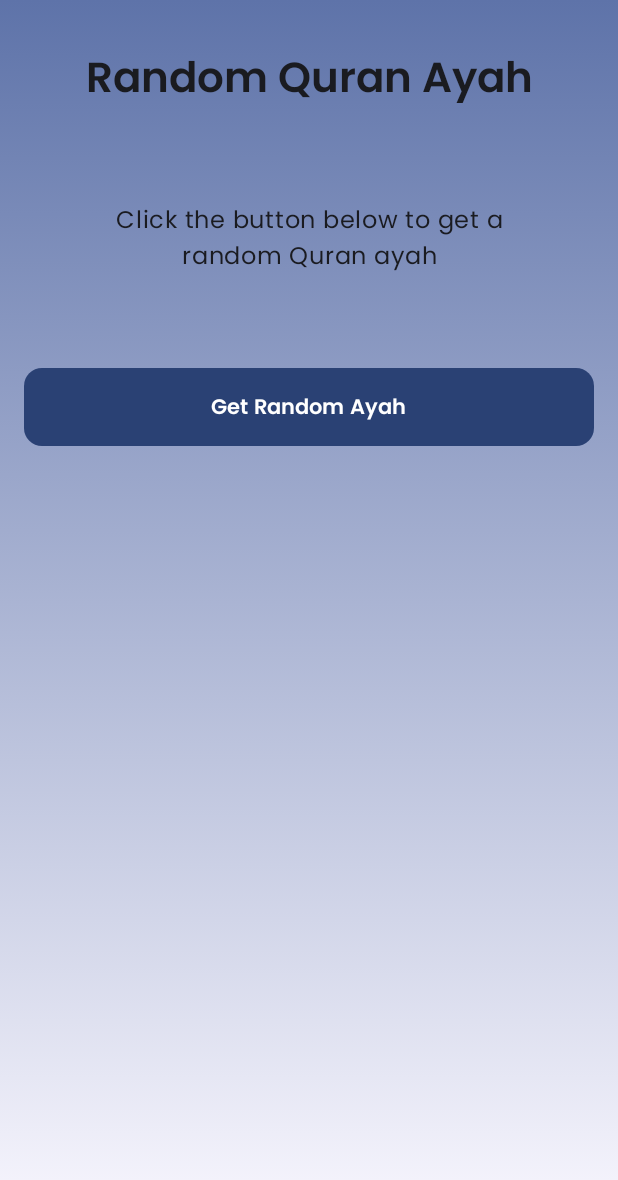
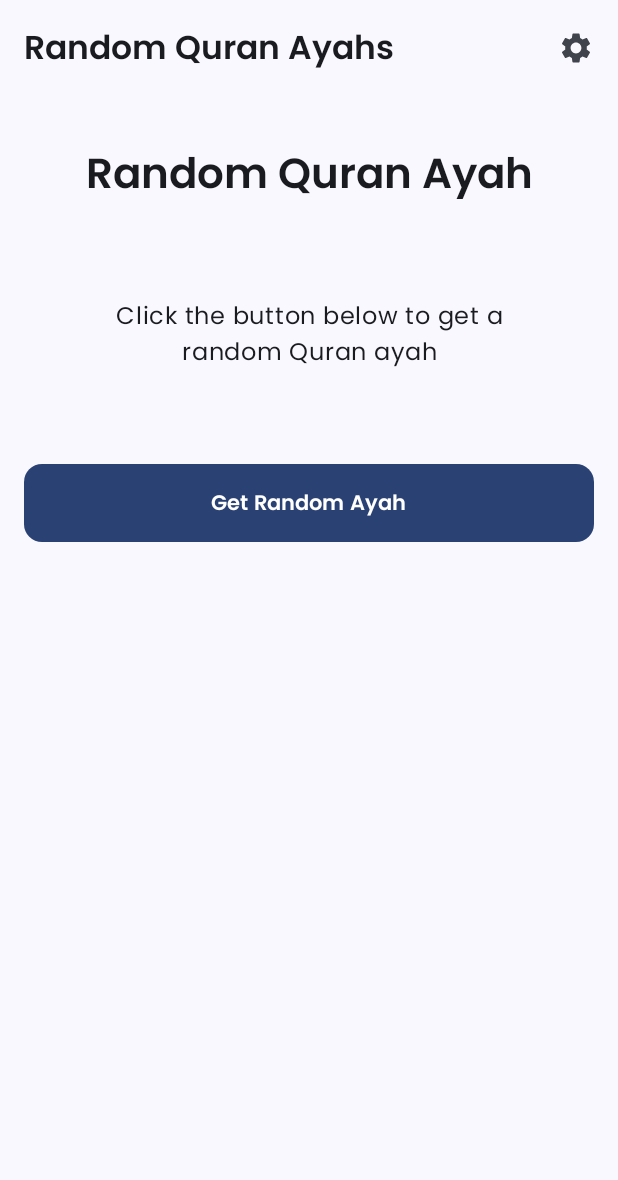
Before and after one commit to toufiqism/RandomQuranAyahs, an Android app built with Jetpack Compose: the composable QuranScreen shown on its own in the app's theme, on a phone screen of 412 x 824 dp. Shown: the top 1180 px of the screen. Run offline under Robolectric (Android 15) with nearby library versions, the phone set to English and light mode, and no system bars; our stand-ins replace Dagger/Hilt's generated code; 2 statements that could not run were skipped.

Commit message:
feat: Implement background notifications and settings navigation
This commit introduces background notifications for random Quran ayahs and adds a basic navigation structure for future settings.

Changes include:

- **`RandomQuranAyahsApp.kt`**: Configures WorkManager with HiltWorkerFactory for dependency injection in background tasks.
- **`libs.versions.toml`**: Updates dependencies, including WorkManager, Hilt for WorkManager, and DataStore Preferences.
- **`MainActivity.kt`**: Requests POST_NOTIFICATIONS permission (for Android 13+) and schedules notifications. Implements basic navigation using `rememberNavController` and a `NavGraph`.
- **`QuranScreen.kt`**: Adds a settings icon to the TopAppBar and a click listener to navigate to the settings screen (though the settings screen is not yet fully implemented in this diff). Removes the background gradient and sets the background color directly.
- **`AndroidManifest.xml`**: Adds permissions for POST_NOTIFICATIONS and RECEIVE_BOOT_COMPLETED. Registers a `BootReceiver` to reschedule notifications after a device reboot. Disables the default WorkManager initializer to use the Hilt-based one.

```diff
--- a/RandomQuranAyahs/app/src/main/java/com/toufiq/randomquranayahs/ui/screen/QuranScreen.kt
+++ b/RandomQuranAyahs/app/src/main/java/com/toufiq/randomquranayahs/ui/screen/QuranScreen.kt
@@ -7,6 +7,8 @@ import androidx.compose.foundation.layout.*
 import androidx.compose.foundation.rememberScrollState
 import androidx.compose.foundation.shape.RoundedCornerShape
 import androidx.compose.foundation.verticalScroll
+import androidx.compose.material.icons.Icons
+import androidx.compose.material.icons.filled.Settings
 import androidx.compose.material3.*
 import androidx.compose.runtime.*
 import androidx.compose.ui.Alignment
@@ -33,6 +35,7 @@ import kotlinx.coroutines.launch
 @OptIn(ExperimentalMaterial3Api::class, ExperimentalAnimationApi::class)
 @Composable
 fun QuranScreen(
+    onSettingsClick: () -> Unit,
     viewModel: QuranViewModel = hiltViewModel()
 ) {
     val state by viewModel.state.collectAsStateWithLifecycle()
@@ -67,17 +70,33 @@ fun QuranScreen(
         label = "alpha"
     )
 
+    Scaffold(
+        topBar = {
+            TopAppBar(
+                title = {
+                    Text(
+                        text = "Random Quran Ayahs",
+                        style = MaterialTheme.typography.titleLarge,
+                        fontFamily = Poppins,
+                        fontWeight = FontWeight.SemiBold
+                    )
+                },
+                actions = {
+                    IconButton(onClick = onSettingsClick) {
+                        Icon(
+                            imageVector = Icons.Default.Settings,
+                            contentDescription = "Settings"
+                        )
+                    }
+                }
+            )
+        }
+    ) { paddingValues ->
         Box(
             modifier = Modifier
                 .fillMaxSize()
-            .background(
-                brush = Brush.verticalGradient(
-                    colors = listOf(
-                        MaterialTheme.colorScheme.primaryContainer,
-                        MaterialTheme.colorScheme.background
-                    )
-                )
-            )
+                .padding(paddingValues)
+                .background(MaterialTheme.colorScheme.background)
         ) {
             Column(
                 modifier = Modifier
@@ -161,6 +180,7 @@ fun QuranScreen(
                         fontFamily = Poppins,
                         fontWeight = FontWeight.SemiBold
                     )
+                }
             }
         }
     }
```
Also changed, not shown: RandomQuranAyahs/app/build.gradle.kts (+8 -0 lines), RandomQuranAyahs/app/src/main/AndroidManifest.xml (+22 -0 lines), RandomQuranAyahs/app/src/main/java/com/toufiq/randomquranayahs/MainActivity.kt (+29 -2 lines), RandomQuranAyahs/app/src/main/java/com/toufiq/randomquranayahs/RandomQuranAyahsApp.kt (+12 -1 lines), RandomQuranAyahs/gradle/libs.versions.toml (+5 -5 lines). Lines whose indentation alone changed are shown as unchanged.
